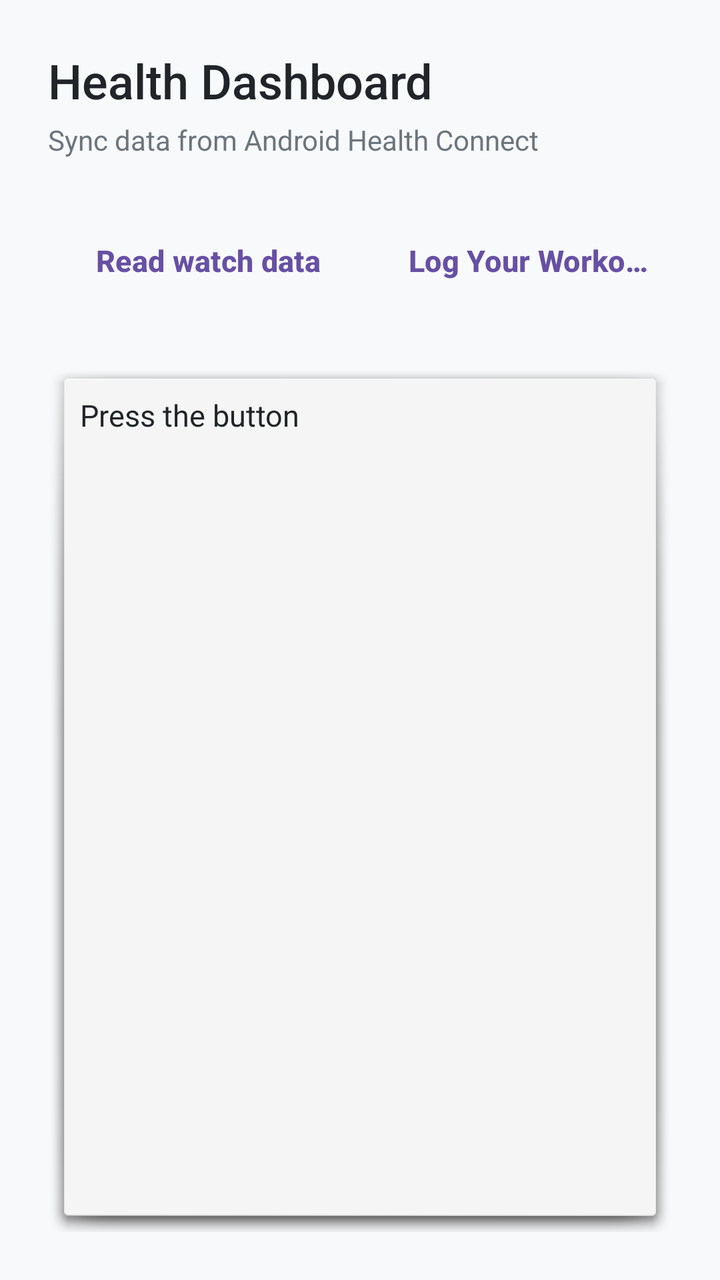
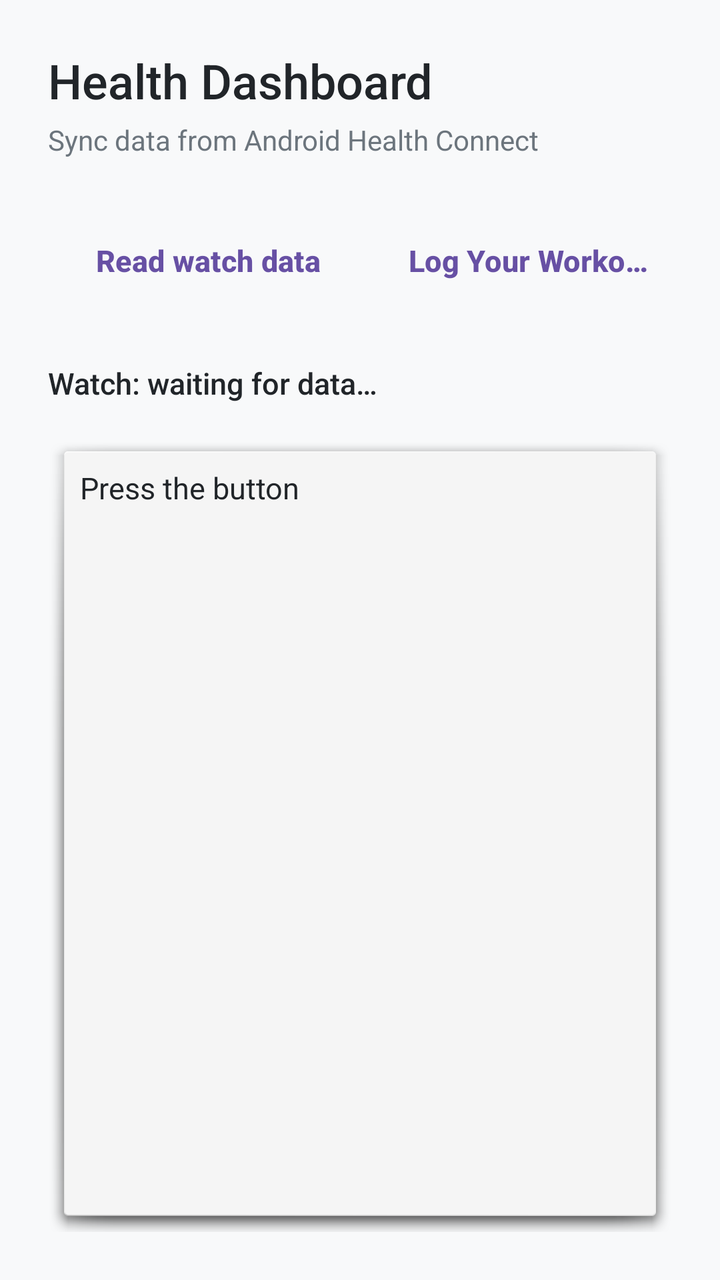

The first picture is an Android layout as it rendered before a commit; the second is the same layout after the commit. The layout source and the unified diff follow.
<!-- AndroidManifest.xml: application theme Theme.PulseHealth -->
<!-- res/layout/fragment_health.xml -->
<?xml version="1.0" encoding="utf-8"?>
<LinearLayout xmlns:android="http://schemas.android.com/apk/res/android"
    xmlns:tools="http://schemas.android.com/tools"
    android:layout_width="match_parent"
    android:layout_height="match_parent"
    android:orientation="vertical"
    android:padding="24dp"
    android:background="#F8F9FA"
    tools:context=".HealthFragment">

    
    <TextView
        android:layout_width="wrap_content"
        android:layout_height="wrap_content"
        android:text="@string/health_dashboard"
        android:textSize="24sp"
        android:textColor="#212529"
        android:fontFamily="sans-serif-medium"
        android:layout_marginBottom="4dp"/>

    <TextView
        android:layout_width="wrap_content"
        android:layout_height="wrap_content"
        android:text="@string/sync_health"
        android:textSize="14sp"
        android:textColor="#6C757D"
        android:layout_marginBottom="24dp"/>

    
    <LinearLayout
        android:layout_width="match_parent"
        android:layout_height="wrap_content"
        android:orientation="horizontal"
        android:layout_marginBottom="24dp"
        style="?android:attr/buttonBarStyle">

        <Button
            android:id="@+id/btnRead"
            android:layout_width="0dp"
            android:layout_height="54dp"
            android:layout_weight="1"
            android:layout_marginEnd="8dp"
            android:text="@string/read"
            android:textSize="15sp"
            android:textStyle="bold"
            style="?android:attr/buttonBarButtonStyle" />

        <Button
            android:id="@+id/btnGoToLogger"
            android:layout_width="0dp"
            android:layout_height="54dp"
            android:layout_weight="1"
            android:layout_marginStart="8dp"
            android:text="@string/log_workout"
            android:textSize="15sp"
            android:textStyle="bold"
            style="?android:attr/buttonBarButtonStyle" />

    </LinearLayout>

    
    <ScrollView
        android:layout_width="match_parent"
        android:layout_height="0dp"
        android:layout_weight="1"
        android:fillViewport="true"
        android:background="@android:drawable/dialog_holo_light_frame"
        android:padding="16dp">

        <TextView
            android:id="@+id/tvResult"
            android:layout_width="match_parent"
            android:layout_height="wrap_content"
            android:text="@string/press"
            android:textColor="#212529"
            android:textSize="15sp"
            android:lineSpacingExtra="6sp"
            android:fontFamily="sans-serif" />
    </ScrollView>
</LinearLayout>
<!-- resources referenced by this layout -->
<resources>
  <string name="health_dashboard">Health Dashboard</string>
  <string name="log_workout">Log Your Workout</string>
  <string name="press">Press the button</string>
  <string name="read">Read watch data</string>
  <string name="sync_health">Sync data from Android Health Connect</string>
  <style name="Theme.PulseHealth" parent="Base.Theme.PulseHealth" />
  <style name="Base.Theme.PulseHealth" parent="Theme.Material3.DayNight.NoActionBar">
          
          
      </style>
</resources>

<!-- the commit's change to res/layout/fragment_health.xml (unified diff, before → after) -->
@@ -57,7 +57,16 @@
             style="?android:attr/buttonBarButtonStyle" />
 
     </LinearLayout>
-
+    <TextView
+        android:id="@+id/tvWatch"
+        android:layout_width="match_parent"
+        android:layout_height="wrap_content"
+        android:layout_marginBottom="16dp"
+        android:text="@string/watch_waiting"
+        android:textColor="#212529"
+        android:textSize="15sp"
+        android:lineSpacingExtra="6sp"
+        android:fontFamily="sans-serif-medium" />
     
     <ScrollView
         android:layout_width="match_parent"
<!-- resource entries referenced after the edit -->
@@ -5,6 +5,7 @@
   <string name="press">Press the button</string>
   <string name="read">Read watch data</string>
   <string name="sync_health">Sync data from Android Health Connect</string>
+  <string name="watch_waiting">Watch: waiting for data…</string>
   <style name="Theme.PulseHealth" parent="Base.Theme.PulseHealth" />
   <style name="Base.Theme.PulseHealth" parent="Theme.Material3.DayNight.NoActionBar">
           
